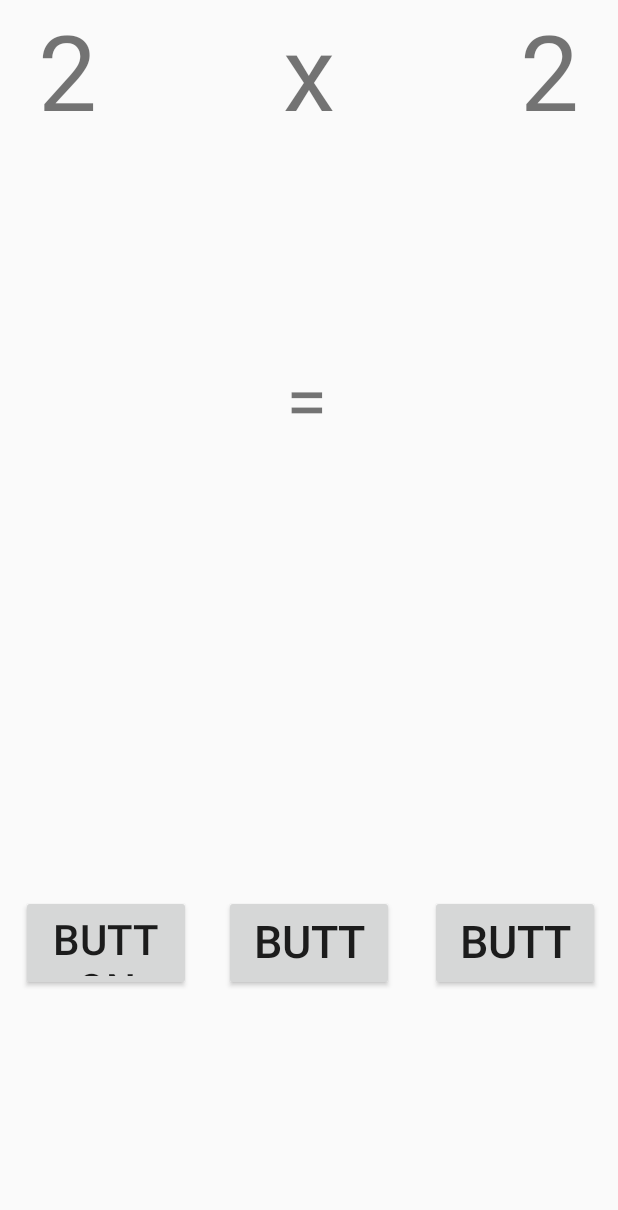
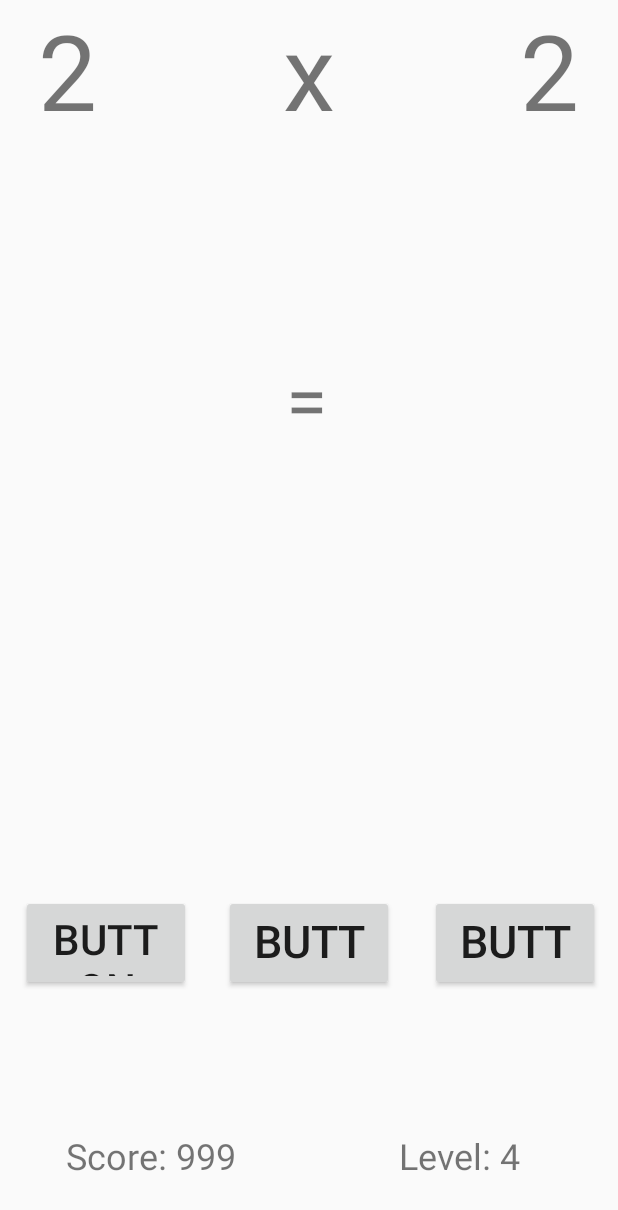
Before and after one commit to pedromaster10/AndroidStudioProjects, an Android app: the layout activity_game.xml on its own in the app's theme, with its tools: preview values and no code run, on a phone screen of 412 x 824 dp. Shown: the top 1210 px of the screen. Run offline under Robolectric (Android 15) with nearby library versions, the phone set to English and light mode, and no system bars.

```diff
--- a/MathGameChapter2/app/src/main/res/layout/activity_game.xml
+++ b/MathGameChapter2/app/src/main/res/layout/activity_game.xml
@@ -74,4 +74,24 @@
         android:layout_centerHorizontal="true"
         android:text="Button"
         android:textSize="30sp" />
+
+    <TextView
+        android:id="@+id/textScore"
+        android:layout_width="wrap_content"
+        android:layout_height="wrap_content"
+        android:layout_alignParentBottom="true"
+        android:layout_alignParentStart="true"
+        android:layout_marginBottom="37dp"
+        android:layout_marginStart="44dp"
+        android:text="Score: 999"
+        android:textSize="24sp" />
+
+    <TextView
+        android:id="@+id/textLevel"
+        android:layout_width="wrap_content"
+        android:layout_height="wrap_content"
+        android:layout_alignTop="@+id/textScore"
+        android:layout_toStartOf="@+id/textPartB"
+        android:text="Level: 4"
+        android:textSize="24sp" />
 </RelativeLayout>
--- a/MathGameChapter2/build.gradle
+++ b/MathGameChapter2/build.gradle
@@ -7,7 +7,7 @@ buildscript {
         jcenter()
     }
     dependencies {
-        classpath 'com.android.tools.build:gradle:3.1.3'
+        classpath 'com.android.tools.build:gradle:3.1.4'
 
 
         // NOTE: Do not place your application dependencies here; they belong
```
Also changed, not shown: MathGameChapter2/app/src/main/java/com/packtputb/mathgamechapter2/GameActivity.java (+93 -42 lines).
